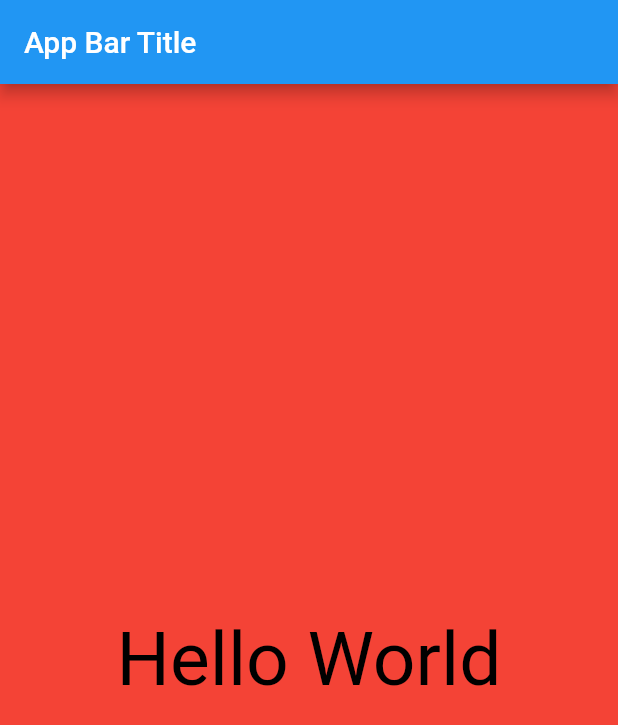
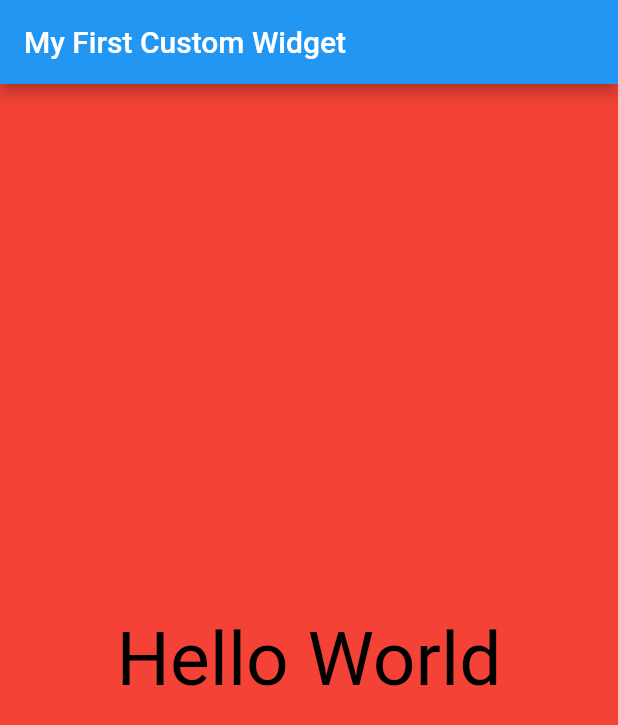
Before and after one commit to ekremsaydam/flutter, a Flutter app: the screen it shows after launch, on a phone screen of 412 x 824 dp. Shown: the top 725 px of the screen. Run offline on Flutter 3.47's test engine with Material 2 defaults, Android fonts, the phone set to English and light mode, and no system bars.

Commit message:
Custom Widget, StatelessWidget

```diff
--- a/firstdemo/lib/main.dart
+++ b/firstdemo/lib/main.dart
@@ -25,12 +25,38 @@ import 'package:flutter/material.dart';
 //   ));
 // }
 
-void main() {
-  runApp(MaterialApp(
-    title: "My First App",
+// void main() {
+//   runApp(MaterialApp(
+//     title: "My First App",
+//     home: Scaffold(
+//       appBar: AppBar(
+//         title: Text("App Bar Title"),
+//       ),
+//       body: Material(
+//         color: Colors.red,
+//         child: Center(
+//           child: Text(
+//             "Hello World",
+//             textDirection: TextDirection.ltr,
+//             style: TextStyle(
+//               color: Colors.black,
+//               fontSize: 50.0,
+//             ),
+//           ),
+//         ),
+//       ),
+//     ),
+//   ));
+// }
+
+class HelloWorld extends StatelessWidget {
+  @override
+  Widget build(BuildContext context) {
+    return MaterialApp(
+      title: "My First Custom Widget",
       home: Scaffold(
         appBar: AppBar(
-        title: Text("App Bar Title"),
+          title: Text("My First Custom Widget"),
         ),
         body: Material(
           color: Colors.red,
@@ -38,13 +64,15 @@ void main() {
             child: Text(
               "Hello World",
               textDirection: TextDirection.ltr,
-            style: TextStyle(
-              color: Colors.black,
-              fontSize: 50.0,
+              style: TextStyle(color: Colors.black, fontSize: 50.0),
             ),
           ),
         ),
       ),
-    ),
-  ));
+    );
   }
+}
+
+void main() {
+  runApp(HelloWorld());
+}
```
Lines whose indentation alone changed are shown as unchanged.
